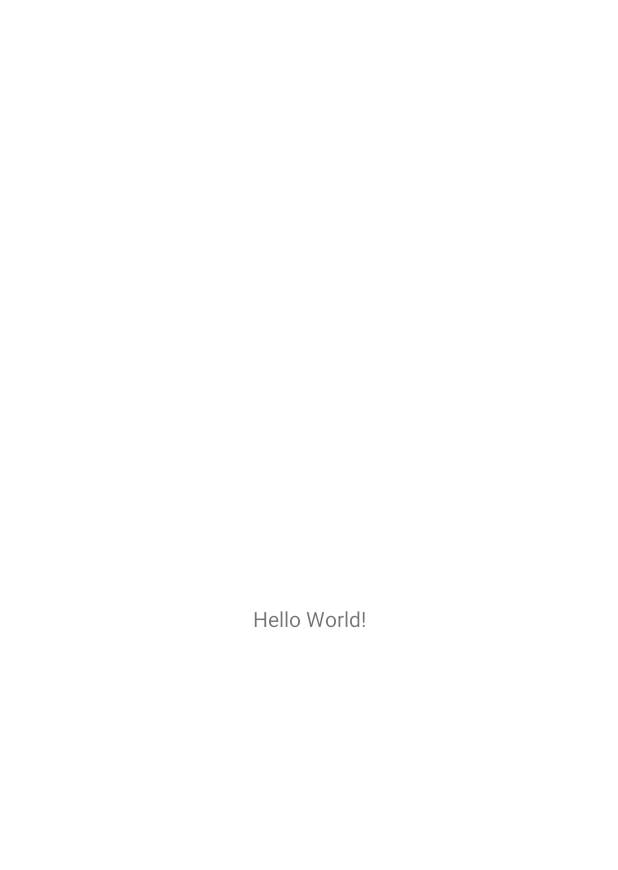
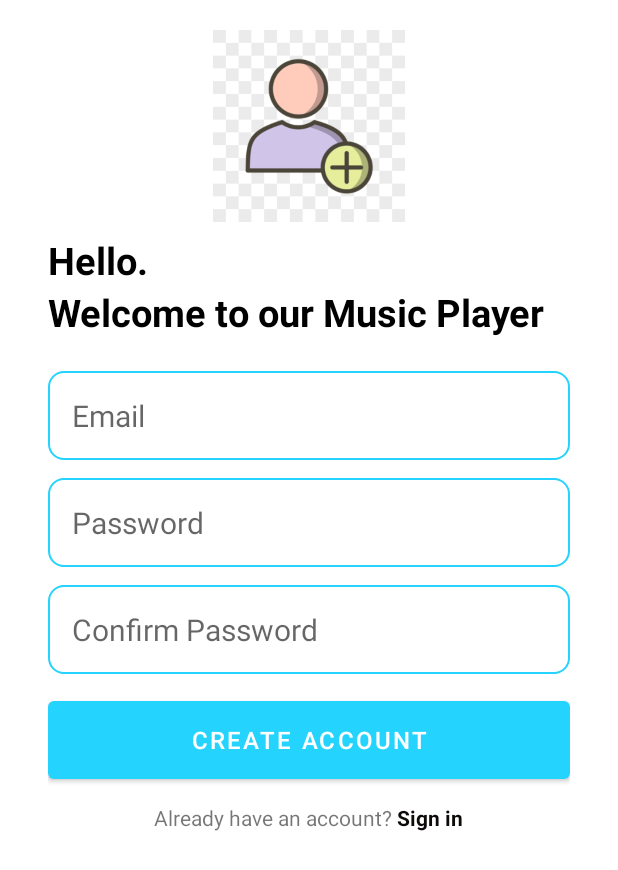
Before and after one commit to trungdongphuoca/MusicApp, an Android app: the screen it shows after launch (MainActivity before the commit, AddAccount after it), on a phone screen of 412 x 824 dp. Before the commit the part shown is almost empty. Shown: the top 870 px of the screen. Run offline under Robolectric (Android 15) with nearby library versions, the phone set to English and light mode, and no system bars.

Commit message:
add register

```diff
--- a/app/src/main/AndroidManifest.xml
+++ b/app/src/main/AndroidManifest.xml
@@ -12,6 +12,9 @@
         android:supportsRtl="true"
         android:theme="@style/Theme.MusicApp"
         tools:targetApi="31">
+        <activity
+            android:name=".loginAndRegis.AddAccount"
+            android:exported="false" />
         <activity
             android:name=".MainActivity"
             android:exported="false" />
--- a/app/src/main/java/tdtu/finalapp/musicapp/StartActivity.java
+++ b/app/src/main/java/tdtu/finalapp/musicapp/StartActivity.java
@@ -5,6 +5,8 @@ import androidx.appcompat.app.AppCompatActivity;
 import android.content.Intent;
 import android.os.Bundle;
 import android.os.Handler;
+
+import tdtu.finalapp.musicapp.loginAndRegis.AddAccount;
 
 public class StartActivity extends AppCompatActivity {
 
@@ -16,7 +18,7 @@ public class StartActivity extends AppCompatActivity {
         new Handler().postDelayed(new Runnable() {
             @Override
             public void run() {
-                startActivity(new Intent(StartActivity.this,MainActivity.class));
+                startActivity(new Intent(StartActivity.this, AddAccount.class));
                 finish();
             }
         },1500);
--- /dev/null
+++ b/app/src/main/java/tdtu/finalapp/musicapp/loginAndRegis/AddAccount.java
@@ -0,0 +1,16 @@
+package tdtu.finalapp.musicapp.loginAndRegis;
+
+import androidx.appcompat.app.AppCompatActivity;
+
+import android.os.Bundle;
+
+import tdtu.finalapp.musicapp.R;
+
+public class AddAccount extends AppCompatActivity {
+
+    @Override
+    protected void onCreate(Bundle savedInstanceState) {
+        super.onCreate(savedInstanceState);
+        setContentView(R.layout.activity_add_account);
+    }
+}
--- /dev/null
+++ b/app/src/main/res/drawable/rounded_corner.xml
@@ -0,0 +1,8 @@
+<?xml version="1.0" encoding="utf-8"?>
+<shape xmlns:android="http://schemas.android.com/apk/res/android"
+    android:shape="rectangle"
+    >
+    <corners android:radius="10dp"/>
+    <stroke android:width="1dp" android:color="@color/my_primary"/>
+
+</shape>
--- /dev/null
+++ b/app/src/main/res/layout/activity_add_account.xml
@@ -0,0 +1,132 @@
+<?xml version="1.0" encoding="utf-8"?>
+<RelativeLayout xmlns:android="http://schemas.android.com/apk/res/android"
+    xmlns:app="http://schemas.android.com/apk/res-auto"
+    xmlns:tools="http://schemas.android.com/tools"
+    android:layout_width="match_parent"
+    android:layout_height="match_parent"
+    android:layout_marginVertical="12dp"
+    android:layout_marginHorizontal="32dp"
+
+    tools:context=".loginAndRegis.AddAccount">
+
+
+    <ImageView
+        android:id="@+id/sign_up_icon"
+        android:layout_width="128dp"
+        android:layout_height="128dp"
+        android:layout_centerHorizontal="true"
+        android:layout_marginVertical="8dp"
+        android:src="@drawable/add_account" />
+    <LinearLayout
+        android:layout_width="match_parent"
+        android:layout_height="wrap_content"
+        android:layout_below="@id/sign_up_icon"
+        android:orientation="vertical"
+        android:id="@+id/TextToHello">
+
+
+        <TextView
+            android:layout_width="match_parent"
+            android:layout_height="wrap_content"
+            android:text="Hello."
+            android:textStyle="bold"
+            android:textSize="25sp"
+            android:textColor="@color/black"
+            />
+        <TextView
+            android:layout_width="match_parent"
+            android:layout_height="wrap_content"
+            android:text="Welcome to our Music Player"
+            android:textStyle="bold"
+            android:textSize="25sp"
+            android:textColor="@color/black"
+            />
+    </LinearLayout>
+
+
+    <LinearLayout
+        android:layout_width="match_parent"
+        android:layout_height="wrap_content"
+        android:layout_below="@id/TextToHello"
+        android:layout_marginVertical="10dp"
+        android:orientation="vertical"
+        android:id="@+id/formFill"
+        >
+        <EditText
+            android:layout_width="match_parent"
+            android:layout_height="wrap_content"
+            android:id="@+id/emailEditText"
+            android:inputType="textEmailAddress"
+            android:hint="Email"
+            android:textSize="20sp"
+            android:background="@drawable/rounded_corner"
+            android:padding="16dp"
+            android:layout_marginTop="12dp"
+
+            />
+        <EditText
+            android:layout_width="match_parent"
+            android:layout_height="wrap_content"
+            android:id="@+id/passwordEditText"
+            android:inputType="textPassword"
+            android:hint="Password"
+            android:textSize="20sp"
+            android:background="@drawable/rounded_corner"
+            android:padding="16dp"
+            android:layout_marginTop="12dp"
+
+            />
+        <EditText
+            android:layout_width="match_parent"
+            android:layout_height="wrap_content"
+            android:id="@+id/ConfirmPasswordEditText"
+            android:inputType="textPassword"
+            android:hint="Confirm Password"
+            android:textSize="20sp"
+            android:background="@drawable/rounded_corner"
+            android:padding="16dp"
+            android:layout_marginTop="12dp"
+
+            />
+        <com.google.android.material.button.MaterialButton
+            android:layout_width="match_parent"
+            android:layout_height="64dp"
+            android:id="@+id/CreateBtn"
+            android:text="Create Account"
+            android:layout_marginTop="12dp"
+            android:textSize="16sp"
+            />
+        <ProgressBar
+            android:layout_width="24dp"
+            android:layout_height="64dp"
+            android:id="@+id/progressBar"
+            android:layout_gravity="center"
+            android:layout_marginTop="12dp"
+            android:visibility="gone"
+            />
+    </LinearLayout>
+
+    <LinearLayout
+        android:layout_width="match_parent"
+        android:layout_height="wrap_content"
+        android:layout_below="@+id/formFill"
+        android:orientation="horizontal"
+        android:gravity="center"
+        >
+        <TextView
+            android:layout_width="wrap_content"
+            android:layout_height="wrap_content"
+            android:text="Already have an account? "
+            />
+        <TextView
+            android:layout_width="wrap_content"
+            android:layout_height="wrap_content"
+            android:textStyle="bold"
+            android:textColor="#0E0A0A"
+            android:text="Sign in"
+            android:id="@+id/loginBtn"
+
+            />
+
+    </LinearLayout>
+</RelativeLayout>
```
Also changed, not shown: app/src/main/res/drawable-v24/add_account.png (added), app/src/main/res/drawable-v24/group_icon.jpg (added).
